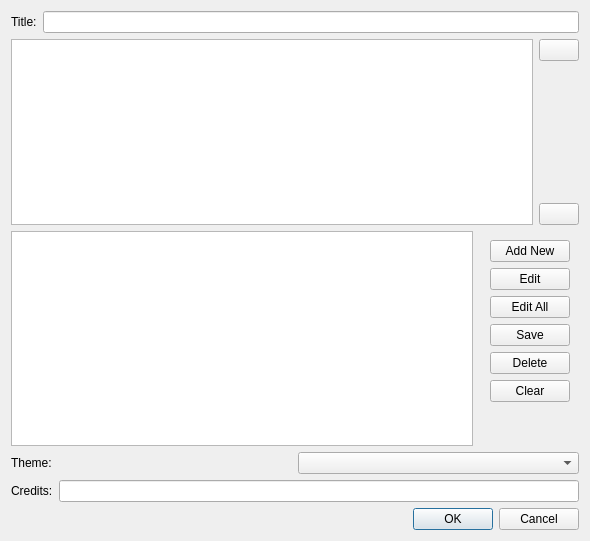
Qt form resources/forms/editcustomdialog.ui (zonArt/openlp) before a commit.
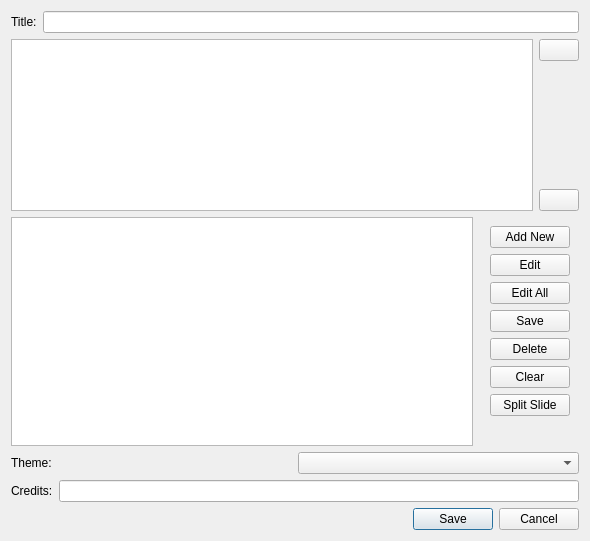
The same form after that commit. Icons and pictures are not drawn.

Commit message: Clean up custom plugin dialog

Patch:
```diff
--- a/resources/forms/editcustomdialog.ui
+++ b/resources/forms/editcustomdialog.ui
@@ -163,6 +163,16 @@
            </property>
           </widget>
          </item>
+         <item>
+          <widget class="QPushButton" name="SplitButton">
+           <property name="toolTip">
+            <string extracomment="Add new slide split"/>
+           </property>
+           <property name="text">
+            <string>Split Slide</string>
+           </property>
+          </widget>
+         </item>
          <item>
           <spacer name="ButtonSpacer">
            <property name="orientation">
@@ -217,7 +227,7 @@
    <item row="5" column="0">
     <widget class="QDialogButtonBox" name="buttonBox">
      <property name="standardButtons">
-      <set>QDialogButtonBox::Cancel|QDialogButtonBox::Ok</set>
+      <set>QDialogButtonBox::Cancel|QDialogButtonBox::Save</set>
      </property>
     </widget>
    </item>
```
Left out of the diff: 47 changed lines with no effect on the pictures. The commit also changes 2 other files.
